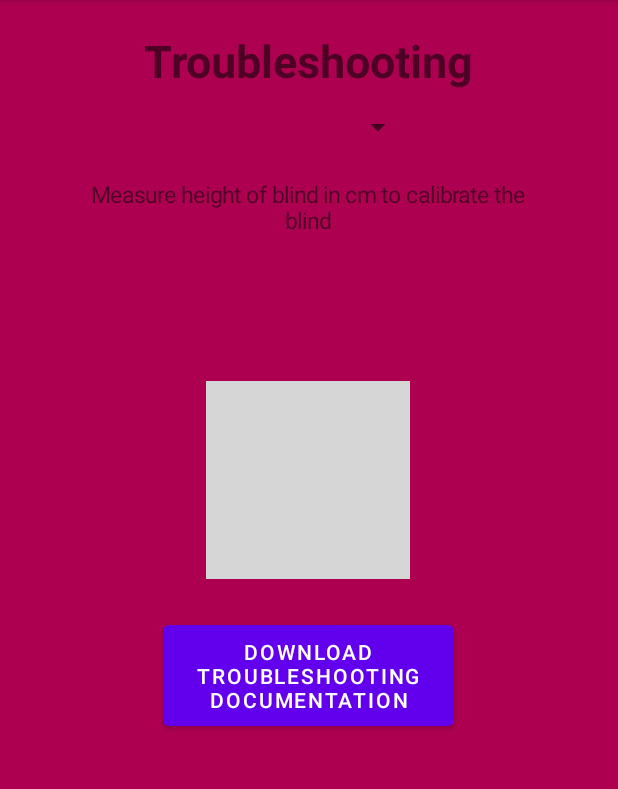
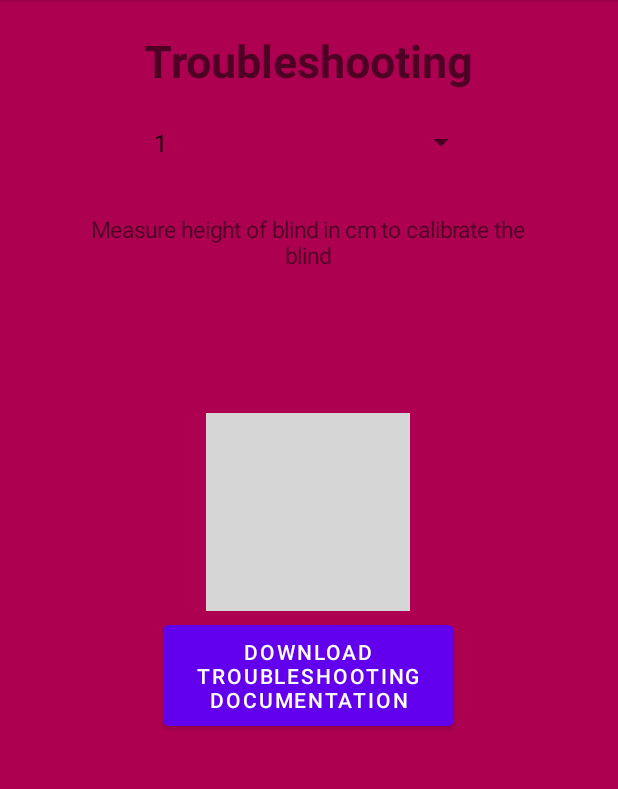
Before and after one commit to AmitRamotar117/SmartBlindAddon, an Android app: the fragment TroubleshootFragment shown on its own in the app's theme, after a tap on "DOWNLOAD TROUBLESHOOTING DOCUMENTATION", on a phone screen of 412 x 824 dp, the part 84-873 px from its top. Run offline under Robolectric (Android 15) with nearby library versions, the phone set to English and light mode, and no system bars; 1 statement that could not run was skipped.

Commit message:
Create and populate troubleshooting spinner, fix layout view for spinner, create constraints for it

```diff
--- a/smartblind/src/main/java/ca/t10/blinddev/it/smartblindaddon/ui/troubleshoot/TroubleshootFragment.java
+++ b/smartblind/src/main/java/ca/t10/blinddev/it/smartblindaddon/ui/troubleshoot/TroubleshootFragment.java
@@ -12,9 +12,11 @@ import android.view.LayoutInflater;
 import android.view.View;
 import android.view.ViewGroup;
 import android.webkit.MimeTypeMap;
+import android.widget.ArrayAdapter;
 import android.widget.Button;
 import android.widget.ImageView;
 import android.widget.LinearLayout;
+import android.widget.Spinner;
 import android.widget.TextView;
 import android.widget.Toast;
 
@@ -57,6 +59,15 @@ public class TroubleshootFragment extends Fragment {
         instruct.setTextSize(15);
         timg.setImageResource(R.drawable.blinds_mount_measuring_1024x633);
 
+        String[] arraySpinner = new String[] {
+                "1", "2", "3", "4", "5", "6", "7"
+        };
+        Spinner troubleshootSpinner = root.findViewById(R.id.troubleshoot_options);
+        ArrayAdapter<String> adapter = new ArrayAdapter<String>(this.getActivity(),
+                android.R.layout.simple_spinner_item, arraySpinner);
+        adapter.setDropDownViewResource(android.R.layout.simple_spinner_dropdown_item);
+        troubleshootSpinner.setAdapter(adapter);
+
         //get troubleshooting file from button
         downloadBtn = root.findViewById(R.id.troubleshoot_download);
 
@@ -65,12 +76,12 @@ public class TroubleshootFragment extends Fragment {
             public void onClick(View view) {
                 if (downloadedFile == true)
                 {
-                    Toast.makeText(getActivity(), "File Already Downloaded to Downloads/Troubleshoot.txt", Toast.LENGTH_SHORT).show();
+                    Toast.makeText(getActivity(), "File Already Downloaded - Please go to downloads/troubleshoot.txt to view it", Toast.LENGTH_SHORT).show();
                 }
                 else {
                     downloadedFile = true;
                     downloadFile.start();
-                    Toast.makeText(getActivity(), "File Downloading to Downloads/Troubleshoot.txt", Toast.LENGTH_SHORT).show();
+                    Toast.makeText(getActivity(), "File Downloading to downloads/troubleshoot.txt", Toast.LENGTH_SHORT).show();
                 }
                 //showFile();
             }
--- a/smartblind/src/main/res/layout-land/fragment_troubleshoot.xml
+++ b/smartblind/src/main/res/layout-land/fragment_troubleshoot.xml
@@ -22,11 +22,14 @@
 
     <Spinner
         android:id="@+id/troubleshoot_options"
-        android:layout_width="200dp"
-        android:layout_height="30dp"
-        android:layout_marginTop="80dp"
+        android:layout_width="320dp"
+        android:layout_height="36dp"
+        app:layout_constraintBottom_toBottomOf="parent"
+        app:layout_constraintEnd_toEndOf="parent"
+        app:layout_constraintHorizontal_bias="0.499"
+        app:layout_constraintStart_toStartOf="parent"
         app:layout_constraintTop_toTopOf="parent"
-        tools:layout_editor_absoluteX="345dp" />
+        app:layout_constraintVertical_bias="0.253" />
 
     <TextView
         android:id="@+id/troubleshoot_title"
@@ -42,8 +45,8 @@
 
     <TextView
         android:id="@+id/troubleshoot_instruct"
-        android:layout_width="334dp"
-        android:layout_height="114dp"
+        android:layout_width="338dp"
+        android:layout_height="88dp"
         android:layout_marginTop="24dp"
         android:text="Troubleshooting Text From Spinner Options"
         android:textAlignment="center"
--- a/smartblind/src/main/res/layout/fragment_troubleshoot.xml
+++ b/smartblind/src/main/res/layout/fragment_troubleshoot.xml
@@ -10,8 +10,8 @@
 
     <Spinner
         android:id="@+id/troubleshoot_options"
-        android:layout_width="140dp"
-        android:layout_height="14dp"
+        android:layout_width="223dp"
+        android:layout_height="39dp"
         app:layout_constraintBottom_toBottomOf="parent"
         app:layout_constraintEnd_toEndOf="parent"
         app:layout_constraintStart_toStartOf="parent"
```
